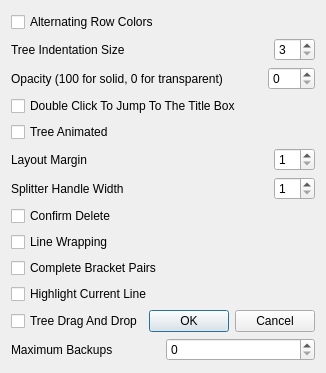
Old version of the form Dialogs/settingsdialog.ui in the repository UnkindledTwo/TreeNotes.
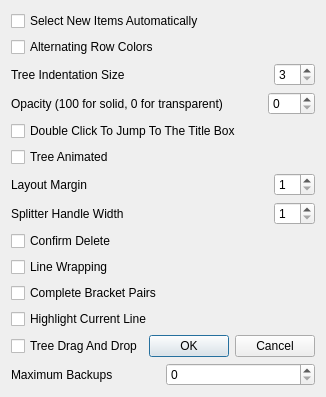
New version of the form.

```diff
--- a/Dialogs/settingsdialog.ui
+++ b/Dialogs/settingsdialog.ui
@@ -25,6 +25,13 @@
   <layout class="QGridLayout" name="gridLayout">
    <item row="0" column="0">
     <layout class="QVBoxLayout" name="verticalLayout">
+     <item>
+      <widget class="QCheckBox" name="notetree_select_new_items">
+       <property name="text">
+        <string>Select New Items Automatically</string>
+       </property>
+      </widget>
+     </item>
      <item>
       <widget class="QCheckBox" name="notetree_alternating_row_colors">
        <property name="text">
```
